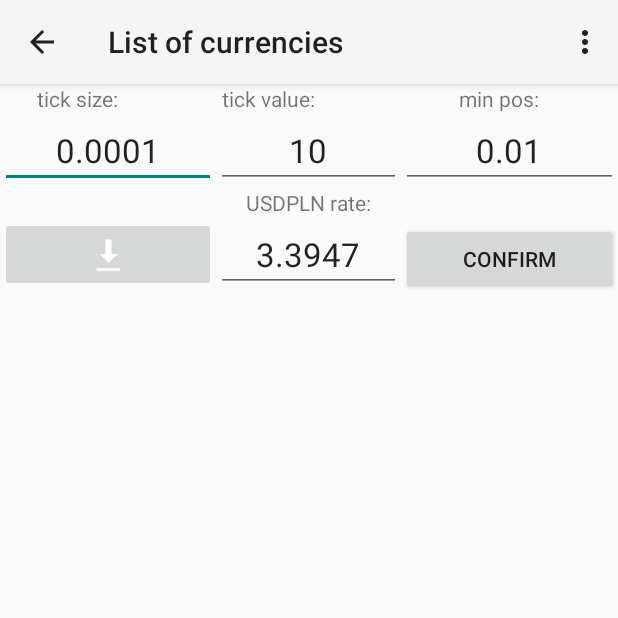
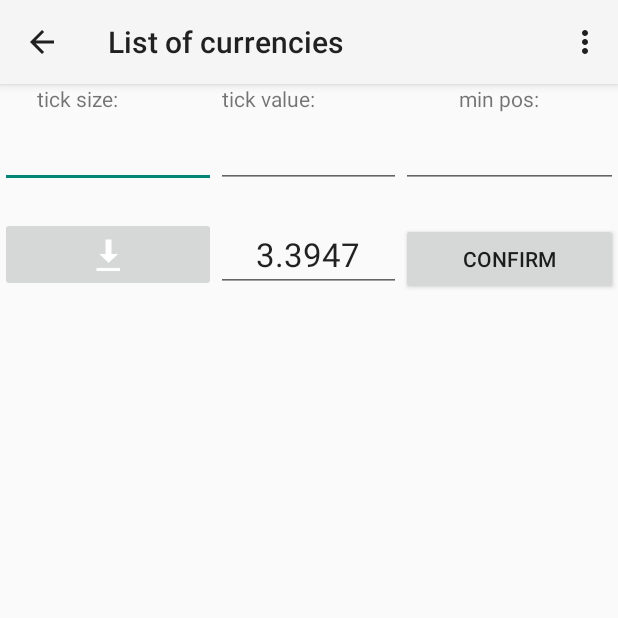
Before and after one commit to robert-danowski/RiskCalc, an Android app: the CurrencyListActivity screen opened directly, with no data from a screen before it, on a phone screen of 412 x 824 dp, the top half of it. Run offline under Robolectric (Android 15) with nearby library versions, the phone set to English and light mode, and no system bars; libraries missing offline, so code that uses them is left out: skuteczne_inwestowanie.pl.riskcalc; 1 statement that could not run was skipped.

Commit message:
almost every string to xml exported

```diff
--- a/app/src/main/AndroidManifest.xml
+++ b/app/src/main/AndroidManifest.xml
@@ -1,6 +1,6 @@
 <?xml version="1.0" encoding="utf-8"?>
 <manifest xmlns:android="http://schemas.android.com/apk/res/android"
-    package="skuteczne_inwestowanie.pl.riskcalc" >
+    package="pl.skuteczne_inwestowanie.riskcalc" >
 
     <uses-permission android:name="android.permission.INTERNET" />
 
--- a/app/src/main/java/pl/skuteczne_inwestowanie/riskcalc/CurrencyListActivity.java
+++ b/app/src/main/java/pl/skuteczne_inwestowanie/riskcalc/CurrencyListActivity.java
@@ -26,7 +26,7 @@ public class CurrencyListActivity extends Activity {
         //temporary
 
         //tvCurrencyRate = (TextView)findViewById(R.id.tvCurrencyRate);
-        //tvCurrencyRate.setText();
+        tvCurrencyRate.setText("USDPLN rate:");
     }
     @Override
     public boolean onCreateOptionsMenu(Menu menu) {
--- a/app/src/main/res/layout/activity_currency_list.xml
+++ b/app/src/main/res/layout/activity_currency_list.xml
@@ -16,7 +16,7 @@
             android:layout_gravity="center_vertical"
             android:layout_weight="35"
             android:gravity="center"
-            android:text="tick size:"
+            android:text="@string/tick_size"
             android:textAppearance="?android:attr/textAppearanceSmall" />
 
         <TextView
@@ -24,7 +24,7 @@
             android:layout_height="wrap_content"
             android:layout_weight="30"
             android:gravity="center"
-            android:text="tick value:"
+            android:text="@string/tick_value"
             android:textAppearance="?android:attr/textAppearanceSmall" />
 
         <TextView
@@ -32,7 +32,7 @@
             android:layout_height="wrap_content"
             android:layout_weight="35"
             android:gravity="center"
-            android:text="min pos:"
+            android:text="@string/min_pos"
             android:textAppearance="?android:attr/textAppearanceSmall" />
 
     </LinearLayout>
@@ -49,7 +49,7 @@
             android:layout_weight="35"
             android:gravity="center_horizontal"
             android:inputType="numberDecimal"
-            android:text="0.0001"
+            android:text=""
             android:textAppearance="?android:attr/textAppearanceLarge" />
 
         <EditText
@@ -59,7 +59,7 @@
             android:layout_weight="30"
             android:gravity="center_horizontal"
             android:inputType="number"
-            android:text="10"
+            android:text=""
             android:textAppearance="?android:attr/textAppearanceLarge"
             />
 
@@ -70,7 +70,7 @@
             android:layout_weight="35"
             android:gravity="center_horizontal"
             android:inputType="numberDecimal"
-            android:text="0.01"
+            android:text=""
             android:textAppearance="?android:attr/textAppearanceLarge" />
     </LinearLayout>
     <LinearLayout
@@ -88,7 +88,7 @@
             android:layout_gravity="center_vertical"
             android:layout_weight="30"
             android:gravity="center"
-            android:text="USDPLN rate:"
+            android:text=""
             android:textAppearance="?android:attr/textAppearanceSmall" />
 
     </LinearLayout>
@@ -100,7 +100,8 @@
             android:layout_width="0dp"
             android:layout_height="fill_parent"
             android:layout_weight="35"
-            android:src="@android:drawable/stat_sys_download"/>
+            android:src="@android:drawable/stat_sys_download"
+            android:contentDescription="@string/download_rate_content_description" />
         <EditText
             android:id="@+id/etCurrencyRate"
             android:layout_width="0dp"
@@ -116,11 +117,11 @@
             android:layout_width="0dp"
             android:layout_height="wrap_content"
             android:layout_weight="35"
-            android:text="Confirm" />
+            android:text="@string/confirm" />
 
     </LinearLayout>
     <ListView
         android:id="@+id/listView"
         android:layout_width="match_parent"
-        android:layout_height="match_parent"></ListView>
+        android:layout_height="match_parent"/>
 </LinearLayout>
--- a/app/src/main/res/layout/activity_main.xml
+++ b/app/src/main/res/layout/activity_main.xml
@@ -186,7 +186,7 @@
             android:layout_height="fill_parent"
             android:layout_weight="20"
             android:src="@android:drawable/stat_sys_download"
-            android:contentDescription="@string/updateContentDescription" />
+            android:contentDescription="@string/update_content_description" />
 
         <EditText
             android:id="@+id/etBalance"
@@ -217,7 +217,7 @@
             android:layout_height="match_parent"
             android:layout_weight="20"
             android:src="@android:drawable/arrow_down_float"
-            android:contentDescription="@string/decreaseContentDescription" />
+            android:contentDescription="@string/decrease_content_description" />
 
         <Button
             android:id="@+id/bCalculate"
@@ -232,7 +232,7 @@
             android:layout_height="match_parent"
             android:layout_weight="20"
             android:src="@android:drawable/arrow_up_float"
-            android:contentDescription="@string/increaseContentDescription" />
+            android:contentDescription="@string/increase_content_description" />
     </LinearLayout>
 
 </LinearLayout>
--- a/app/src/main/res/values/strings.xml
+++ b/app/src/main/res/values/strings.xml
@@ -14,8 +14,13 @@
     <string name="calculate">Calculate</string>
     <string name="balance">balance:</string>
     <string name="currency">currency:</string>
-    <string name="updateContentDescription">download</string>
-    <string name="decreaseContentDescription">decrease</string>
-    <string name="increaseContentDescription">increase</string>
+    <string name="update_content_description">download</string>
+    <string name="decrease_content_description">decrease</string>
+    <string name="increase_content_description">increase</string>
+    <string name="tick_size">tick size:</string>
+    <string name="tick_value">tick value:</string>
+    <string name="min_pos">min pos:</string>
+    <string name="confirm">Confirm</string>
+    <string name="download_rate_content_description">download rate</string>
 
 </resources>
```
Also changed, not shown: app/src/main/java/pl/skuteczne_inwestowanie/riskcalc/ListAdapter.java (added, +51 -0 lines), 2 other files.
